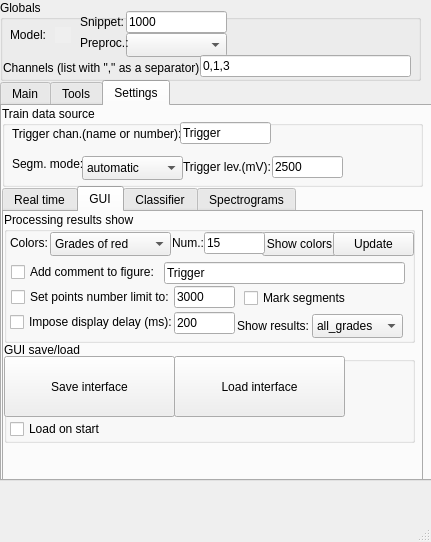
First picture: the form in empa_gui.ui, repository sergey32355/ANDRITZ, before the edit.
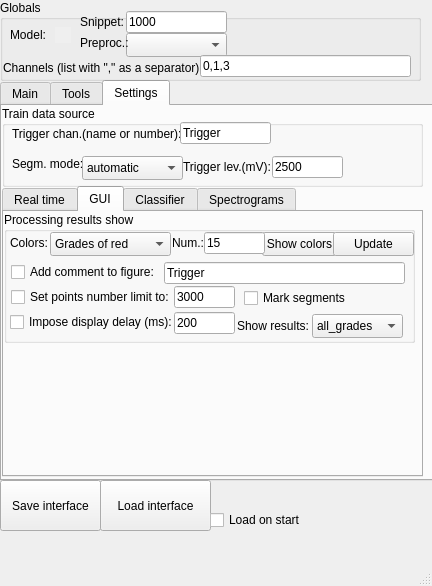
Second picture: the form after the edit. The open tabs and pages were chosen to show the change.

Diff of the .ui file:
```diff
--- a/empa_gui.ui
+++ b/empa_gui.ui
@@ -6,8 +6,8 @@
    <rect>
     <x>0</x>
     <y>0</y>
-    <width>431</width>
-    <height>542</height>
+    <width>432</width>
+    <height>586</height>
    </rect>
   </property>
   <property name="sizePolicy">
@@ -1452,7 +1452,7 @@
         <x>0</x>
         <y>80</y>
         <width>421</width>
-        <height>311</height>
+        <height>291</height>
        </rect>
       </property>
       <property name="currentIndex">
@@ -2014,74 +2014,6 @@
          </property>
         </widget>
        </widget>
-       <widget class="QGroupBox" name="groupBox_13">
-        <property name="geometry">
-         <rect>
-          <x>0</x>
-          <y>130</y>
-          <width>411</width>
-          <height>101</height>
-         </rect>
-        </property>
-        <property name="title">
-         <string>GUI save/load</string>
-        </property>
-        <widget class="QLabel" name="Model_ready_label_4">
-         <property name="geometry">
-          <rect>
-           <x>55</x>
-           <y>27</y>
-           <width>16</width>
-           <height>16</height>
-          </rect>
-         </property>
-         <property name="autoFillBackground">
-          <bool>true</bool>
-         </property>
-         <property name="text">
-          <string/>
-         </property>
-        </widget>
-        <widget class="QPushButton" name="save_interface_button">
-         <property name="geometry">
-          <rect>
-           <x>0</x>
-           <y>14</y>
-           <width>171</width>
-           <height>61</height>
-          </rect>
-         </property>
-         <property name="text">
-          <string>Save interface</string>
-         </property>
-        </widget>
-        <widget class="QPushButton" name="load_interface_button">
-         <property name="geometry">
-          <rect>
-           <x>170</x>
-           <y>14</y>
-           <width>171</width>
-           <height>61</height>
-          </rect>
-         </property>
-         <property name="text">
-          <string>Load interface</string>
-         </property>
-        </widget>
-        <widget class="QCheckBox" name="GUI_load_default_on_start">
-         <property name="geometry">
-          <rect>
-           <x>6</x>
-           <y>77</y>
-           <width>121</width>
-           <height>20</height>
-          </rect>
-         </property>
-         <property name="text">
-          <string>Load on start</string>
-         </property>
-        </widget>
-       </widget>
       </widget>
       <widget class="QWidget" name="tab_7">
        <attribute name="title">
@@ -2697,6 +2629,45 @@
      </property>
     </widget>
    </widget>
+   <widget class="QPushButton" name="save_interface_button">
+    <property name="geometry">
+     <rect>
+      <x>0</x>
+      <y>480</y>
+      <width>101</width>
+      <height>51</height>
+     </rect>
+    </property>
+    <property name="text">
+     <string>Save interface</string>
+    </property>
+   </widget>
+   <widget class="QPushButton" name="load_interface_button">
+    <property name="geometry">
+     <rect>
+      <x>100</x>
+      <y>480</y>
+      <width>111</width>
+      <height>51</height>
+     </rect>
+    </property>
+    <property name="text">
+     <string>Load interface</string>
+    </property>
+   </widget>
+   <widget class="QCheckBox" name="GUI_load_default_on_start">
+    <property name="geometry">
+     <rect>
+      <x>210</x>
+      <y>510</y>
+      <width>121</width>
+      <height>20</height>
+     </rect>
+    </property>
+    <property name="text">
+     <string>Load on start</string>
+    </property>
+   </widget>
   </widget>
   <widget class="QMenuBar" name="menubar">
    <property name="geometry">
```
Left out of the diff: 2 changed lines with no effect on the pictures.
